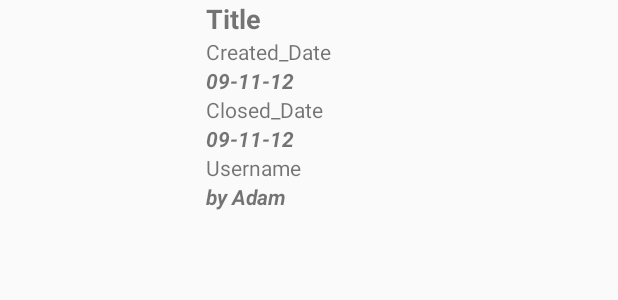
After one commit to rawatabhi1994/GithubPullRequestProject, an Android app: the layout item_list.xml on its own in the app's theme, with its tools: preview values and no code run, on a phone screen of 412 x 824 dp. The commit adds this screen. Shown: the top 300 px of the screen. Run offline under Robolectric (Android 15) with nearby library versions, the phone set to English and light mode, and no system bars; network calls fail.

Commit message:
Viewmodel + repo added

```diff
--- a/app/src/main/AndroidManifest.xml
+++ b/app/src/main/AndroidManifest.xml
@@ -1,6 +1,7 @@
 <?xml version="1.0" encoding="utf-8"?>
 <manifest xmlns:android="http://schemas.android.com/apk/res/android"
     package="com.web_app.githubpullrequestproject">
+    <uses-permission android:name="android.permission.INTERNET"/>
 
     <application
         android:allowBackup="true"
--- a/app/src/main/java/com/web_app/githubpullrequestproject/repo/PrApi.kt
+++ b/app/src/main/java/com/web_app/githubpullrequestproject/repo/PrApi.kt
@@ -2,9 +2,10 @@ package com.web_app.githubpullrequestproject.repo
 
 import com.web_app.githubpullrequestproject.models.PrModel
 import io.reactivex.Single
+import retrofit2.Response
 import retrofit2.http.GET
 
 interface PrApi {
-    @GET("repos/prakashshuklahub/Pull-Request-GithubApi-Demo-App/pulls?state=closed")
-    fun getPullRequest(): Single<List<PrModel>>
+    @GET("repos/rawatabhi1994//pulls?state=closed")
+    suspend fun getPullRequest(): Response<List<PrModel>>
 }
--- /dev/null
+++ b/app/src/main/java/com/web_app/githubpullrequestproject/repo/PrRepo.kt
@@ -0,0 +1,6 @@
+package com.web_app.githubpullrequestproject.repo
+
+class PrRepo {
+    suspend fun getClosedPr() =
+        RetrofitInstance.api.getPullRequest()
+}
--- /dev/null
+++ b/app/src/main/res/layout/item_list.xml
@@ -0,0 +1,70 @@
+<?xml version="1.0" encoding="utf-8"?>
+<LinearLayout xmlns:android="http://schemas.android.com/apk/res/android"
+    android:layout_width="match_parent"
+    android:layout_height="wrap_content">
+
+    <ImageView
+        android:id="@+id/imageView"
+        android:layout_width="0dp"
+        android:layout_height="match_parent"
+        android:layout_weight="1"
+        android:padding="@dimen/standard_padding"/>
+
+    <LinearLayout
+        android:layout_width="0dp"
+        android:layout_height="match_parent"
+        android:gravity="center_vertical"
+        android:layout_weight="2"
+        android:orientation="vertical">
+
+        <TextView
+            android:id="@+id/title"
+            android:layout_width="wrap_content"
+            android:layout_height="wrap_content"
+            style="@style/Title"
+            android:text="Title"/>
+
+        <TextView
+            android:layout_width="wrap_content"
+            android:layout_height="wrap_content"
+            style="@style/Text"
+            android:text="Created_Date"/>
+        <TextView
+            android:id="@+id/created_date"
+            android:layout_width="wrap_content"
+            android:layout_height="wrap_content"
+            style="@style/Text"
+            android:textStyle="bold|italic"
+            android:text="09-11-12"/>
+        <TextView
+            android:layout_width="wrap_content"
+            android:layout_height="wrap_content"
+            style="@style/Text"
+            android:text="Closed_Date"/>
+        <TextView
+            android:id="@+id/closed_date"
+            android:layout_width="wrap_content"
+            android:layout_height="wrap_content"
+            style="@style/Text"
+            android:textStyle="bold|italic"
+            android:text="09-11-12"/>
+        <TextView
+            android:layout_width="wrap_content"
+            android:layout_height="wrap_content"
+            style="@style/Text"
+            android:text="Username"/>
+        <TextView
+            android:id="@+id/user"
+            android:layout_width="wrap_content"
+            android:layout_height="wrap_content"
+            style="@style/Text"
+            android:textStyle="bold|italic"
+            android:text="by Adam"/>
+        <View
+            android:layout_width="match_parent"
+            android:layout_height="5dp">
+        </View>
+
+    </LinearLayout>
+
+</LinearLayout>
--- /dev/null
+++ b/app/src/main/res/values/dimen.xml
@@ -0,0 +1,5 @@
+<?xml version="1.0" encoding="utf-8"?>
+<resources>
+    <dimen name="layout_height">100dp</dimen>
+    <dimen name="standard_padding">8dp</dimen>
+</resources>
--- a/app/src/main/res/values/strings.xml
+++ b/app/src/main/res/values/strings.xml
@@ -1,3 +1,4 @@
 <resources>
     <string name="app_name">GithubPullRequestProject</string>
+    <string name="error_text">An error occurred while loading Data.</string>
 </resources>
--- a/app/src/main/res/values/styles.xml
+++ b/app/src/main/res/values/styles.xml
@@ -7,5 +7,12 @@
         <item name="colorPrimaryDark">@color/colorPrimaryDark</item>
         <item name="colorAccent">@color/colorAccent</item>
     </style>
+    <style name="Text">
+        <item name="android:textSize">14sp</item>
+    </style>
+    <style name="Title">
+        <item name="android:textSize">18sp</item>
+        <item name="android:textStyle">bold</item>
+    </style>
 
 </resources>
```
Also changed, not shown: app/src/main/java/com/web_app/githubpullrequestproject/repo/RetrofitInstance.kt (added, +24 -0 lines), app/src/main/java/com/web_app/githubpullrequestproject/util/Resource.kt (added, +10 -0 lines), app/src/main/java/com/web_app/githubpullrequestproject/util/Utils.kt (added, +27 -0 lines), app/src/main/java/com/web_app/githubpullrequestproject/view/MainActivity.kt (+55 -0 lines), app/src/main/java/com/web_app/githubpullrequestproject/view/PrAdapter.kt (+46 -1 lines), app/src/main/java/com/web_app/githubpullrequestproject/viewmodel/ClosedPRViewModel.kt (+31 -1 lines), app/src/main/java/com/web_app/githubpullrequestproject/viewmodel/PrViewModelFactory.kt (added, +13 -0 lines), app/src/main/res/values/colors.xml (+7 -0 lines).
